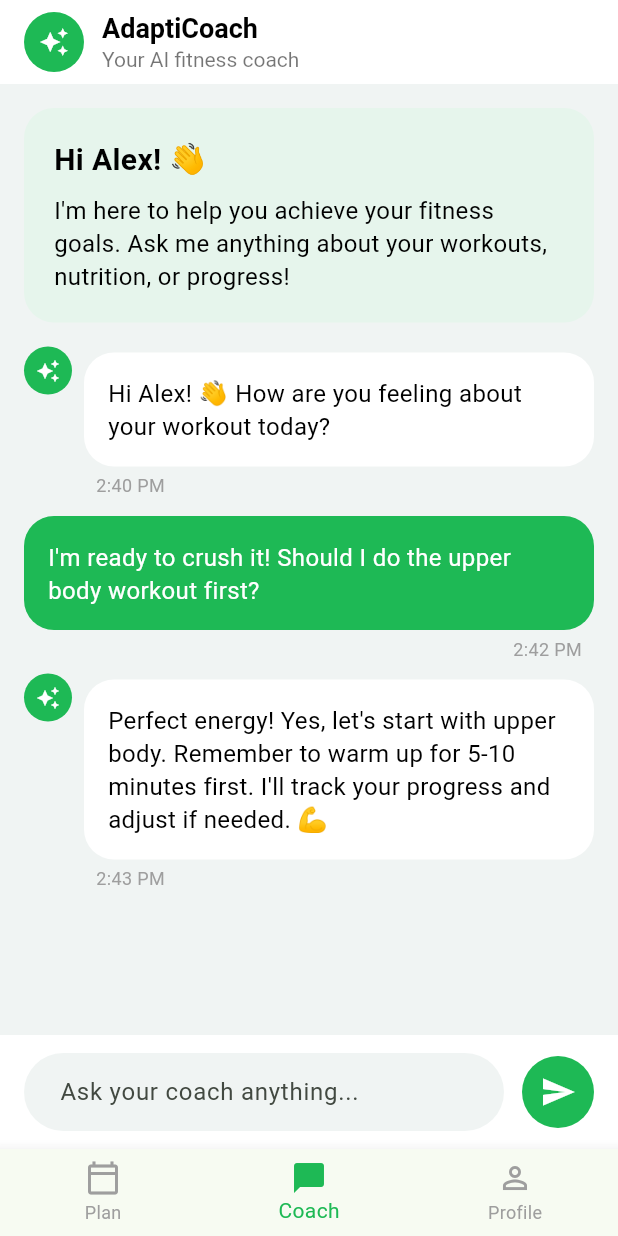
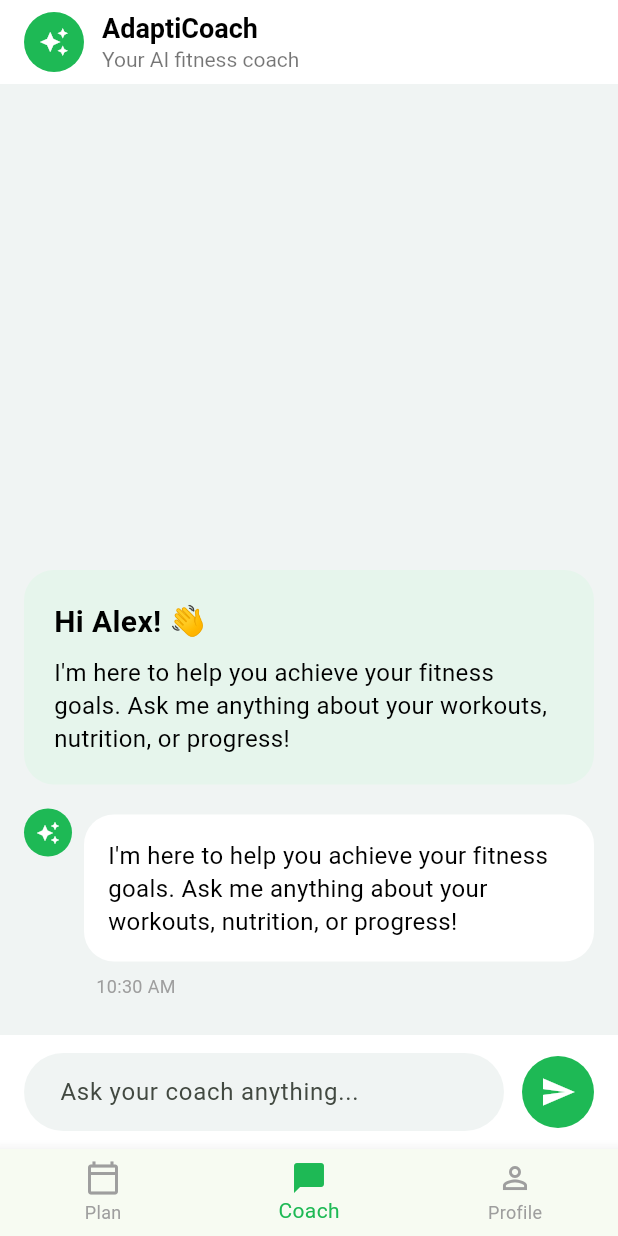
Before and after one commit to salmenkhelifi1/ADAPTIFIT, a Flutter app: the screen it shows once a user with an empty profile is signed in, item 2 of the bottom bar chosen, after a tap on the "send" icon, on a phone screen of 412 x 824 dp. Run offline on Flutter 3.47's test engine with Material 3 defaults, Android fonts, the phone set to English and light mode, and no system bars; our stand-ins replace cloud_firestore, firebase_auth, firebase_core, table_calendar; accounts and stored records are empty; generated files the repository leaves out were written again; Roboto replaces fonts that are missing (Poppins).

Commit message:
feat: Implement chat functionality with AI coach and onboarding provider

```diff
--- /dev/null
+++ b/adaptifit/lib/src/core/models/chat_message.dart
@@ -0,0 +1,11 @@
+class ChatMessage {
+  final String text;
+  final DateTime timestamp;
+  final bool isUser;
+
+  ChatMessage({
+    required this.text,
+    required this.timestamp,
+    required this.isUser,
+  });
+}
--- a/adaptifit/lib/src/screens/core_app/coach_screen.dart
+++ b/adaptifit/lib/src/screens/core_app/coach_screen.dart
@@ -1,8 +1,87 @@
 import 'package:flutter/material.dart';
+import 'package:firebase_auth/firebase_auth.dart';
+import 'package:intl/intl.dart';
+
 import '/src/constants/app_colors.dart';
+import '/src/core/models/chat_message.dart';
+import '/src/services/n8n_service.dart';
 
-class CoachScreen extends StatelessWidget {
+class CoachScreen extends StatefulWidget {
   const CoachScreen({super.key});
+
+  @override
+  State<CoachScreen> createState() => _CoachScreenState();
+}
+
+class _CoachScreenState extends State<CoachScreen> {
+  final TextEditingController _textController = TextEditingController();
+  final N8nService _n8nService = N8nService();
+  final List<ChatMessage> _messages = [];
+  bool _isLoading = false;
+  String? _userName;
+
+  @override
+  void initState() {
+    super.initState();
+    _loadUserNameAndWelcome();
+  }
+
+  void _loadUserNameAndWelcome() {
+    // In a real app, you'd fetch the user's name from Firestore
+    // For now, we'll use a placeholder.
+    _userName = "Alex";
+    setState(() {
+      _messages.add(
+        ChatMessage(
+          text:
+              'I\'m here to help you achieve your fitness goals. Ask me anything about your workouts, nutrition, or progress!',
+          timestamp: DateTime.now(),
+          isUser: false,
+        ),
+      );
+    });
+  }
+
+  Future<void> _sendMessage() async {
+    final text = _textController.text;
+    if (text.trim().isEmpty) return;
+
+    final user = FirebaseAuth.instance.currentUser;
+    if (user == null) return; // Should not happen if user is logged in
+
+    final userMessage = ChatMessage(
+      text: text,
+      timestamp: DateTime.now(),
+      isUser: true,
+    );
+
+    setState(() {
+      _messages.insert(0, userMessage);
+      _isLoading = true;
+    });
+
+    _textController.clear();
+
+    final response = await _n8nService.askAiCoach(
+      userId: user.uid,
+      prompt: text,
+    );
+
+    if (response != null) {
+      final coachMessage = ChatMessage(
+        text: response,
+        timestamp: DateTime.now(),
+        isUser: false,
+      );
+      setState(() {
+        _messages.insert(0, coachMessage);
+      });
+    }
+
+    setState(() {
+      _isLoading = false;
+    });
+  }
 
   @override
   Widget build(BuildContext context) {
@@ -41,36 +120,33 @@ class CoachScreen extends StatelessWidget {
       body: Column(
         children: [
           Expanded(
-            child: ListView(
+            child: ListView.builder(
+              reverse: true, // To show newest messages at the bottom
               padding: const EdgeInsets.all(16.0),
-              children: const [
-                WelcomeBubble(
-                  title: 'Hi Alex! 👋',
-                  text:
-                      'I\'m here to help you achieve your fitness goals. Ask me anything about your workouts, nutrition, or progress!',
-                ),
-                SizedBox(height: 16),
-                ChatBubble(
-                  text:
-                      'Hi Alex! 👋 How are you feeling about your workout today?',
-                  time: '2:40 PM',
-                  isUser: false,
-                ),
-                ChatBubble(
-                  text:
-                      'I\'m ready to crush it! Should I do the upper body workout first?',
-                  time: '2:42 PM',
-                  isUser: true,
-                ),
-                ChatBubble(
-                  text:
-                      'Perfect energy! Yes, let\'s start with upper body. Remember to warm up for 5-10 minutes first. I\'ll track your progress and adjust if needed. 💪',
-                  time: '2:43 PM',
-                  isUser: false,
-                ),
-              ],
+              itemCount: _messages.length + 1,
+              itemBuilder: (context, index) {
+                if (index == _messages.length) {
+                  return WelcomeBubble(
+                    title: 'Hi ${_userName ?? 'there'}! 👋',
+                    text: _messages.isNotEmpty
+                        ? _messages.last.text
+                        : 'Loading...',
+                  );
+                }
+                final message = _messages[index];
+                return ChatBubble(
+                  text: message.text,
+                  time: DateFormat('h:mm a').format(message.timestamp),
+                  isUser: message.isUser,
+                );
+              },
             ),
           ),
+          if (_isLoading)
+            const Padding(
+              padding: EdgeInsets.symmetric(vertical: 8.0, horizontal: 16.0),
+              child: TypingIndicator(),
+            ),
           _buildMessageInput(context),
         ],
       ),
@@ -86,6 +162,8 @@ class CoachScreen extends StatelessWidget {
           children: [
             Expanded(
               child: TextField(
+                controller: _textController,
+                onSubmitted: (_) => _sendMessage(),
                 decoration: InputDecoration(
                   hintText: 'Ask your coach anything...',
                   filled: true,
@@ -109,7 +187,7 @@ class CoachScreen extends StatelessWidget {
               ),
               child: IconButton(
                 icon: const Icon(Icons.send, color: AppColors.white),
-                onPressed: () {},
+                onPressed: _sendMessage,
               ),
             ),
           ],
@@ -118,6 +196,8 @@ class CoachScreen extends StatelessWidget {
     );
   }
 }
+
+// UI Components from original file, slightly adapted
 
 class WelcomeBubble extends StatelessWidget {
   final String title;
@@ -128,6 +208,7 @@ class WelcomeBubble extends StatelessWidget {
   Widget build(BuildContext context) {
     return Container(
       padding: const EdgeInsets.all(20.0),
+      margin: const EdgeInsets.only(bottom: 16),
       decoration: BoxDecoration(
         color: AppColors.lightMint,
         borderRadius: BorderRadius.circular(20.0),
@@ -163,11 +244,12 @@ class ChatBubble extends StatelessWidget {
   final String time;
   final bool isUser;
 
-  const ChatBubble(
-      {super.key,
-      required this.text,
-      required this.time,
-      required this.isUser});
+  const ChatBubble({
+    super.key,
+    required this.text,
+    required this.time,
+    required this.isUser,
+  });
 
   @override
   Widget build(BuildContext context) {
@@ -188,8 +270,11 @@ class ChatBubble extends StatelessWidget {
               const CircleAvatar(
                 radius: 16,
                 backgroundColor: AppColors.primaryGreen,
-                child:
-                    Icon(Icons.auto_awesome, color: AppColors.white, size: 16),
+                child: Icon(
+                  Icons.auto_awesome,
+                  color: AppColors.white,
+                  size: 16,
+                ),
               ),
               const SizedBox(width: 8),
             ],
@@ -211,8 +296,8 @@ class ChatBubble extends StatelessWidget {
         ),
         Padding(
           padding: isUser
-              ? const EdgeInsets.only(right: 8.0)
-              : const EdgeInsets.only(left: 48.0),
+              ? const EdgeInsets.only(right: 8.0, top: 4)
+              : const EdgeInsets.only(left: 48.0, top: 4),
           child: Text(
             time,
             style: const TextStyle(color: Colors.grey, fontSize: 12),
@@ -223,3 +308,32 @@ class ChatBubble extends StatelessWidget {
     );
   }
 }
+
+class TypingIndicator extends StatelessWidget {
+  const TypingIndicator({super.key});
+
+  @override
+  Widget build(BuildContext context) {
+    return Row(
+      children: [
+        const CircleAvatar(
+          radius: 16,
+          backgroundColor: AppColors.primaryGreen,
+          child: Icon(Icons.auto_awesome, color: AppColors.white, size: 16),
+        ),
+        const SizedBox(width: 8),
+        Container(
+          padding: const EdgeInsets.all(16),
+          decoration: BoxDecoration(
+            color: AppColors.white,
+            borderRadius: BorderRadius.circular(20),
+          ),
+          child: const Text(
+            'Coach is typing...',
+            style: TextStyle(color: Colors.grey, fontStyle: FontStyle.italic),
+          ),
+        ),
+      ],
+    );
+  }
+}
```
Also changed, not shown: adaptifit/lib/src/screens/onboarding/onboarding_provider.dart (added, +17 -0 lines), adaptifit/lib/src/services/auth_service.dart (+4 -3 lines), adaptifit/lib/src/services/firestore_service.dart (+98 -25 lines), adaptifit/lib/src/services/n8n_service.dart (+71 -15 lines), 3 other files.
